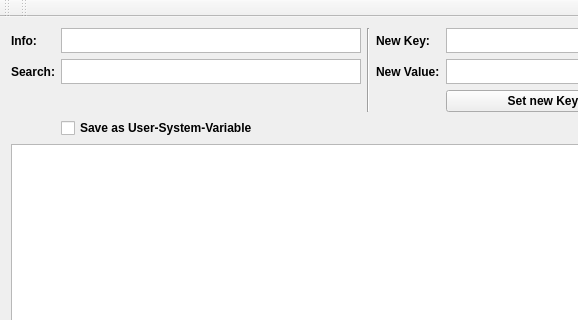
Above: systemVariablesEdit/mainwindow.ui from emi1988/systemVariablesEdit before the change; both pictures show x 0 to 578 and y 0 to 320 of the 809 by 458 pixel window. Below: the same form after it.
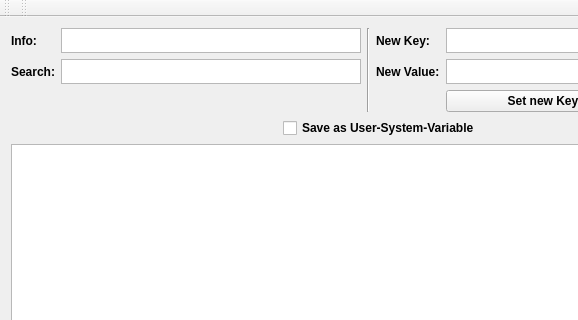
That is the form after the change.

Commit message: inserting paths with spaces works now. Paths longer than 1024 characters can't be written

What changed in the file:
```diff
--- a/systemVariablesEdit/mainwindow.ui
+++ b/systemVariablesEdit/mainwindow.ui
@@ -46,7 +46,7 @@
         </property>
        </widget>
       </item>
-      <item row="3" column="1" colspan="4">
+      <item row="3" column="1" colspan="4" alignment="Qt::AlignHCenter">
        <widget class="QCheckBox" name="checkBoxUserVar">
         <property name="sizePolicy">
          <sizepolicy hsizetype="Fixed" vsizetype="Fixed">
```
The commit also changes 2 other files.
